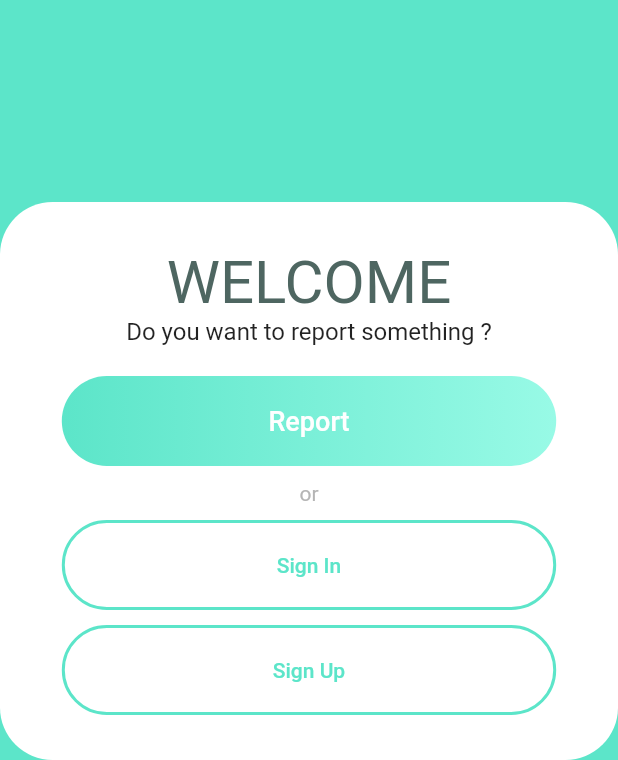
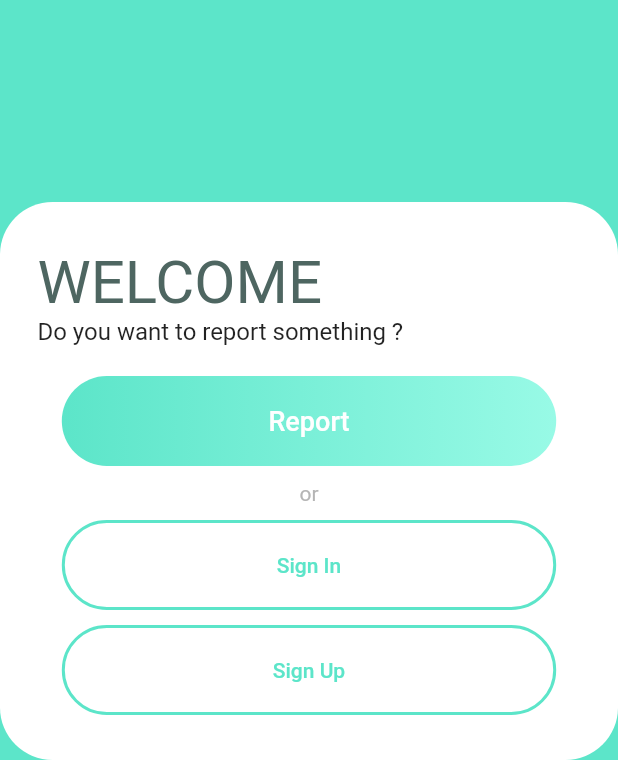
Before and after one commit to Benji22ben/Dymogo, a Flutter app: the screen it shows after launch, on a phone screen of 412 x 824 dp, the part 476-1236 px from its top. Run offline on Flutter 3.47's test engine with Material 2 defaults, Android fonts, the phone set to English and light mode, and no system bars; our stand-ins replace camera, flutter_map, flutter_svg, get_it, latlong2, location and 1 more; missing offline and left inert: assorted_layout_widgets, tflite.

Commit message:
Forgot 1 UI change (text)

```diff
--- a/lib/views/home/home_screen.dart
+++ b/lib/views/home/home_screen.dart
@@ -16,8 +16,6 @@ class HomeScreen extends StatelessWidget {
     SizeConfig().init(context);
     var screenWidth = MediaQuery.of(context).size.width;
     var screenHeight = MediaQuery.of(context).size.height;
-
-    const urlimg = 'assets/images/map.png';
 
     return Scaffold(
         body: Stack(
@@ -55,8 +53,10 @@ class HomeScreen extends StatelessWidget {
               ),
               child: Column(
                 children: [
-                  Container(
-                    margin: const EdgeInsets.only(top: 30),
+                  Align(
+                    alignment: Alignment.topLeft,
+                    child: Container(
+                      margin: const EdgeInsets.only(top: 30, left: 25),
                       child: const Text(
                         "WELCOME",
                         style: TextStyle(
@@ -65,11 +65,16 @@ class HomeScreen extends StatelessWidget {
                         ),
                       ),
                     ),
-                  Container(
+                  ),
+                  Align(
+                    alignment: Alignment.topLeft,
+                    child: Container(
+                      margin: const EdgeInsets.only(left: 25),
                       child: const Text(
                         "Do you want to report something ?",
                         style: TextStyle(
                           fontSize: 16,
+                        ),
                       ),
                     ),
                   ),
```
Lines whose indentation alone changed are shown as unchanged.
